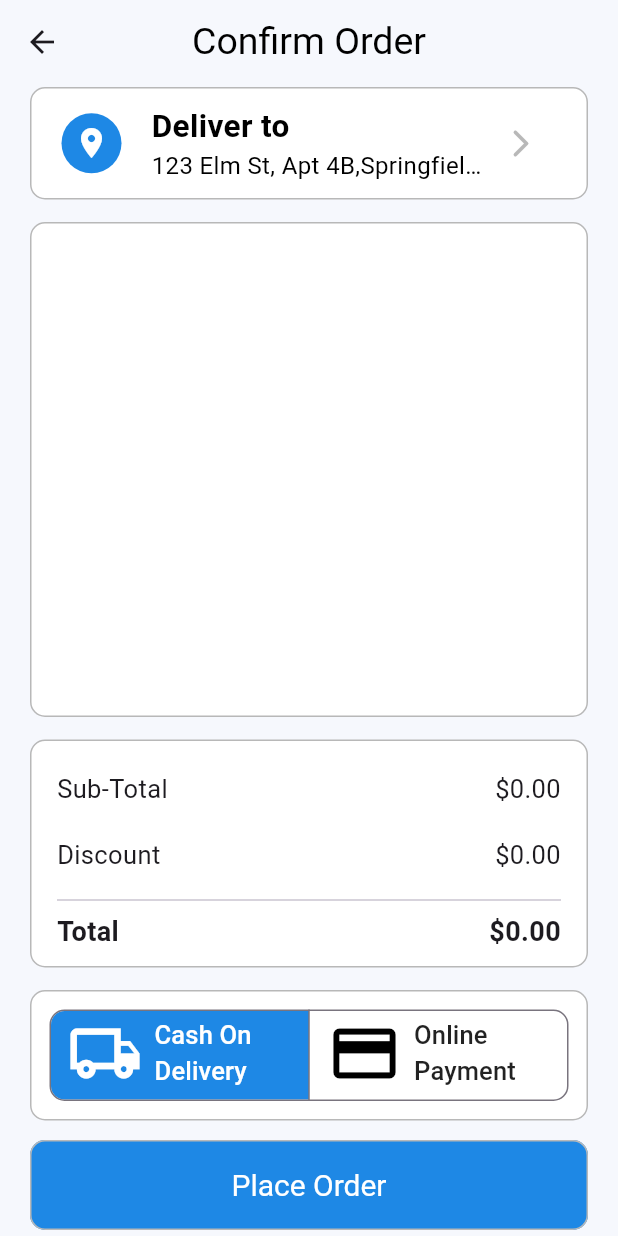
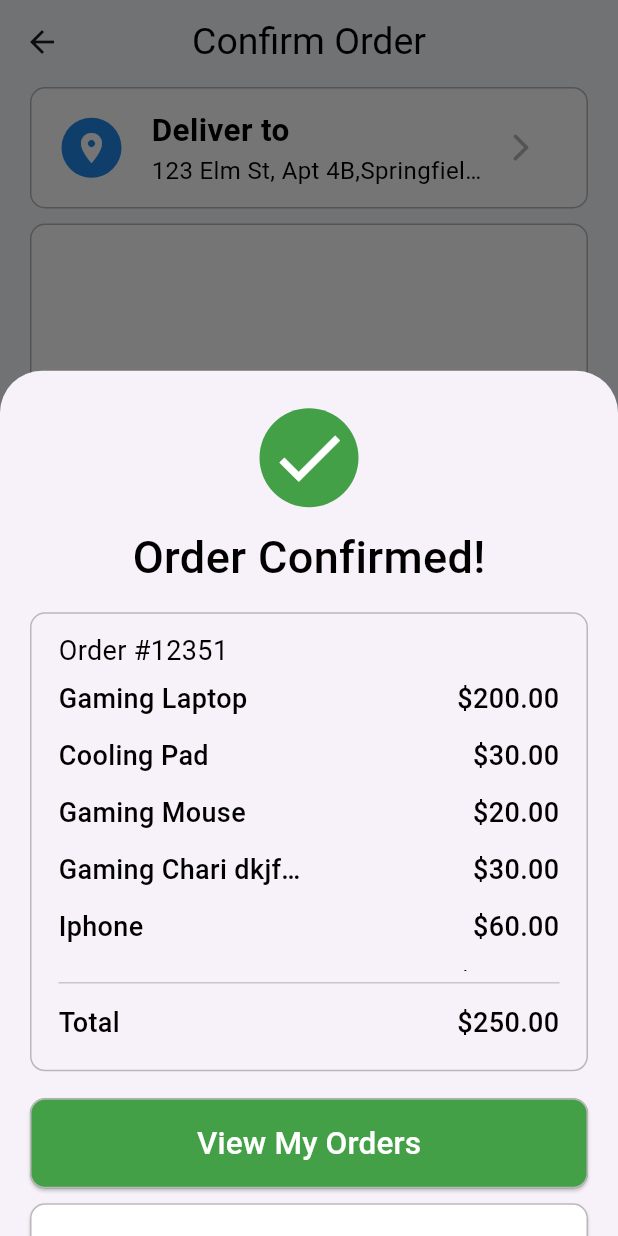
Before and after one commit to David-999-david/RetailGo_App, a Flutter app: the ConfirmOrderScreen screen opened directly, after a tap on "Place Order", on a phone screen of 412 x 824 dp. Run offline on Flutter 3.47's test engine with Material 3 defaults, Android fonts, the phone set to English and light mode, and no system bars; our stand-ins replace badges, dio, dropdown_search, logger, shared_preferences; accounts and stored records are empty; network calls fail.

Commit message:
order success show sheet

```diff
--- a/lib/data/order/remote/order_remote.dart
+++ b/lib/data/order/remote/order_remote.dart
@@ -44,18 +44,39 @@ class OrderRemote {
         },
         {
           "item_id": 16,
-          "product_name": "Cooling Pad",
+          "product_name": "Gaming Chari dkjfd dkkjflks ejrjdlkfjld",
           "quantity": 1,
           "price": 30.00,
           "sku": "CP-BLUE"
         },
         {
           "item_id": 15,
-          "product_name": "Cooling Pad",
+          "product_name": "Iphone",
           "quantity": 1,
           "price": 60.00,
           "sku": "CP-GREY"
-        }
+        },
+        {
+          "item_id": 12,
+          "product_name": "Gaming Deck",
+          "quantity": 1,
+          "price": 200.00,
+          "sku": "GL-RED-128GB"
+        },
+        {
+          "item_id": 12,
+          "product_name": "Gaming mouse",
+          "quantity": 1,
+          "price": 200.00,
+          "sku": "GL-RED-128GB"
+        },
+        {
+          "item_id": 12,
+          "product_name": "Gaming keyboard",
+          "quantity": 1,
+          "price": 200.00,
+          "sku": "GL-RED-128GB"
+        },
       ]
     },
     {
--- a/lib/presentation/confirm_order_screen/confirm_order_screen.dart
+++ b/lib/presentation/confirm_order_screen/confirm_order_screen.dart
@@ -12,7 +12,9 @@ class ConfirmOrderScreen extends StatelessWidget {
   @override
   Widget build(BuildContext context) {
     return ChangeNotifierProvider(
-      create: (context) => ConfirmOrderNotifier()..getAllcartList()..getAllAddress(),
+      create: (context) => ConfirmOrderNotifier()
+        ..getAllcartList()
+        ..getAllAddress(),
       child: Consumer<ConfirmOrderNotifier>(
         builder: (context, provider, child) {
           return Scaffold(
@@ -26,13 +28,17 @@ class ConfirmOrderScreen extends StatelessWidget {
                     children: [
                       LocationBox(),
                       SizedBox(
-                        height: 15,
+                        height: 10,
                       ),
                       CartItemsBox(),
-                      SizedBox(height: 15,),
+                      SizedBox(
+                        height: 10,
+                      ),
                       PriceBox(),
-                      SizedBox(height: 15,),
-                      PaymentChoiceBox()
+                      SizedBox(
+                        height: 10,
+                      ),
+                      PaymentChoiceBox(),
                     ],
                   ),
                 ),
--- a/lib/presentation/confirm_order_screen/notifier/confirm_order_notifier.dart
+++ b/lib/presentation/confirm_order_screen/notifier/confirm_order_notifier.dart
@@ -1,11 +1,12 @@
 import 'package:flutter/material.dart';
-import 'package:retail/common/helper/app_navigation.dart';
 import 'package:retail/data/address/model/address_model.dart';
 import 'package:retail/data/cart/model/cart_model.dart';
+import 'package:retail/data/order/model/order_model.dart';
 import 'package:retail/domain/address/usecase/address_usecase.dart';
 import 'package:retail/domain/cart/usecase/cart_usecase.dart';
 import 'package:retail/domain/enums/address_enum.dart';
 import 'package:retail/domain/enums/payment_method.dart';
+import 'package:retail/domain/order/usecase/order_usecase.dart';
 
 class ConfirmOrderNotifier extends ChangeNotifier {
   List<CartModel> _cartList = [];
@@ -60,16 +61,15 @@ class ConfirmOrderNotifier extends ChangeNotifier {
   AddressModel? get selectedAddress => _selectedAddress;
   void onSelectAddress(BuildContext context, AddressModel address) {
     _selectedAddress = address;
-    ScaffoldMessenger.of(context).showSnackBar(SnackBar(
-      content: Text(
-        'Delivery Address is choice',
-        style: TextStyle(color: Colors.black,fontSize: 17),
-      ),
-      backgroundColor: Colors.white,
-    ),snackBarAnimationStyle: AnimationStyle(
-      duration: Duration(seconds: 1)
-    )
-    );
+    ScaffoldMessenger.of(context).showSnackBar(
+        SnackBar(
+          content: Text(
+            'Delivery Address is choice',
+            style: TextStyle(color: Colors.black, fontSize: 17),
+          ),
+          backgroundColor: Colors.white,
+        ),
+        snackBarAnimationStyle: AnimationStyle(duration: Duration(seconds: 1)));
     notifyListeners();
   }
 
@@ -103,4 +103,25 @@ class ConfirmOrderNotifier extends ChangeNotifier {
     _activeOn = AddressEnum.fromSaved;
     notifyListeners();
   }
+
+  placeOrder(BuildContext context, Widget child) {
+    return showModalBottomSheet(
+      isScrollControlled: true,
+      context: context,
+      builder: (context) => child,
+    );
+  }
+
+  List<OrderModel> _orderList = [];
+  List<OrderModel> get orderList => _orderList;
+
+  void getAllOrderList() async {
+    try {
+      _orderList = await GetAllOrdersUseCase().getAllOrders();
+    }
+    catch (e) {
+      debugPrint('Error : $e');
+    }
+    notifyListeners();
+  }
 }
--- a/lib/presentation/confirm_order_screen/widget/choose_delivery_location.dart
+++ b/lib/presentation/confirm_order_screen/widget/location/choose_delivery_location.dart
@@ -2,8 +2,8 @@ import 'package:flutter/material.dart';
 import 'package:provider/provider.dart';
 import 'package:retail/domain/enums/address_enum.dart';
 import 'package:retail/presentation/confirm_order_screen/notifier/confirm_order_notifier.dart';
-import 'package:retail/presentation/confirm_order_screen/widget/add_new_address.dart';
-import 'package:retail/presentation/confirm_order_screen/widget/saved_address.dart';
+import 'package:retail/presentation/confirm_order_screen/widget/location/add_new_address.dart';
+import 'package:retail/presentation/confirm_order_screen/widget/location/saved_address.dart';
 
 class ChooseDeliveryLocation extends StatelessWidget {
   const ChooseDeliveryLocation({super.key});
@@ -39,7 +39,7 @@ class ChooseDeliveryLocation extends StatelessWidget {
                       style: ButtonStyle(
                         shape: WidgetStateProperty.all<OutlinedBorder>(
                           RoundedRectangleBorder(
-                            borderRadius: BorderRadius.circular(20)
+                            borderRadius: BorderRadius.circular(12)
                           )
                         ),
                         backgroundColor: WidgetStateProperty.resolveWith((states){
--- a/lib/presentation/confirm_order_screen/widget/location_item.dart
+++ b/lib/presentation/confirm_order_screen/widget/location/location_item.dart
@@ -41,13 +41,15 @@ class LocationItem extends StatelessWidget {
             SizedBox(
               width: 30,
             ),
-            Column(
+            Expanded(
+              child: Column(
                 crossAxisAlignment: CrossAxisAlignment.start,
                 mainAxisAlignment: MainAxisAlignment.center,
                 children: [
                   Text(
                     address.addressLine,
                     style: TextStyle(
+                      overflow: TextOverflow.ellipsis,
                         fontSize: 19,
                         fontWeight: FontWeight.w600,
                         color: isSelected ? Colors.white : Colors.black),
@@ -58,6 +60,7 @@ class LocationItem extends StatelessWidget {
                   Text(
                     '${address.city},${address.state},${address.country}',
                     style: TextStyle(
+                      overflow: TextOverflow.ellipsis,
                         fontSize: 17,
                         fontWeight: FontWeight.w500,
                         color: isSelected ? Colors.white : Colors.black),
@@ -73,6 +76,7 @@ class LocationItem extends StatelessWidget {
                         color: isSelected ? Colors.white : Colors.black),
                   )
                 ],
+              ),
             )
           ],
         ),
--- a/lib/presentation/confirm_order_screen/widget/saved_address.dart
+++ b/lib/presentation/confirm_order_screen/widget/location/saved_address.dart
@@ -1,7 +1,7 @@
 import 'package:flutter/material.dart';
 import 'package:provider/provider.dart';
 import 'package:retail/presentation/confirm_order_screen/notifier/confirm_order_notifier.dart';
-import 'package:retail/presentation/confirm_order_screen/widget/location_item.dart';
+import 'package:retail/presentation/confirm_order_screen/widget/location/location_item.dart';
 
 class SavedAddress extends StatelessWidget {
   const SavedAddress({super.key});
--- a/lib/presentation/confirm_order_screen/widget/location_box.dart
+++ b/lib/presentation/confirm_order_screen/widget/location_box.dart
@@ -2,7 +2,7 @@ import 'package:flutter/material.dart';
 import 'package:provider/provider.dart';
 import 'package:retail/common/helper/app_navigation.dart';
 import 'package:retail/presentation/confirm_order_screen/notifier/confirm_order_notifier.dart';
-import 'package:retail/presentation/confirm_order_screen/widget/choose_delivery_location.dart';
+import 'package:retail/presentation/confirm_order_screen/widget/location/choose_delivery_location.dart';
 
 class LocationBox extends StatelessWidget {
   const LocationBox({super.key});
@@ -14,7 +14,7 @@ class LocationBox extends StatelessWidget {
     final list = provider.addressList;
     return Container(
       width: double.infinity,
-      padding: EdgeInsets.symmetric(horizontal: 20, vertical: 10),
+      padding: EdgeInsets.symmetric(horizontal: 20, vertical: 13),
       decoration: BoxDecoration(
           color: Colors.white,
           border: Border.all(color: Color.fromARGB(255, 184, 184, 184)),
--- a/lib/presentation/confirm_order_screen/widget/payment_choice_box.dart
+++ b/lib/presentation/confirm_order_screen/widget/payment_choice_box.dart
@@ -2,6 +2,7 @@ import 'package:flutter/material.dart';
 import 'package:provider/provider.dart';
 import 'package:retail/domain/enums/payment_method.dart';
 import 'package:retail/presentation/confirm_order_screen/notifier/confirm_order_notifier.dart';
+import 'package:retail/presentation/confirm_order_screen/widget/place_order/order_success_sheet.dart';
 
 class PaymentChoiceBox extends StatelessWidget {
   const PaymentChoiceBox({super.key});
@@ -16,7 +17,7 @@ class PaymentChoiceBox extends StatelessWidget {
       children: [
         Container(
           width: double.infinity,
-          height: 87,
+          height: 80,
           decoration: BoxDecoration(
               color: Colors.white,
               border: Border.all(color: Color.fromARGB(255, 184, 184, 184)),
@@ -35,22 +36,24 @@ class PaymentChoiceBox extends StatelessWidget {
                     value: PaymentMethod.cashOnDelivery,
                     label: Text(
                       'Cash On Delivery',
-                      style: TextStyle(fontSize: 17),
+                      style: TextStyle(fontSize: 15),
+                      textAlign: TextAlign.center,
                     ),
                     icon: Icon(
                       Icons.local_shipping_outlined,
-                      size: 50,
+                      size: 40,
                       color: onSelectedOnline ? Colors.black : Colors.white,
                     )),
                 ButtonSegment(
                     value: PaymentMethod.onlinePayment,
                     label: Text(
                       'Online Payment',
-                      style: TextStyle(fontSize: 17),
+                      textAlign: TextAlign.center,
+                      style: TextStyle(fontSize: 15),
                     ),
                     icon: Icon(
                       Icons.credit_card,
-                      size: 50,
+                      size: 40,
                       color: onSelectedOnline ? Colors.white : Colors.black,
                     ))
               ],
@@ -77,12 +80,19 @@ class PaymentChoiceBox extends StatelessWidget {
           ),
         ),
         SizedBox(
-          height: 13,
+          height: 10,
         ),
         ElevatedButton(
             onPressed: () {
               if (onSelectedOnline) {
-              } else {}
+              } else {
+                provider.placeOrder(
+                    context,
+                    ChangeNotifierProvider.value(
+                      value: provider,
+                      child: OrderSuccessScreen(),
+                    ));
+              }
             },
             style: ElevatedButton.styleFrom(
                 fixedSize: Size(380, 60),
--- /dev/null
+++ b/lib/presentation/confirm_order_screen/widget/place_order/order_item_box.dart
@@ -0,0 +1,40 @@
+import 'package:flutter/material.dart';
+import 'package:provider/provider.dart';
+import 'package:retail/presentation/confirm_order_screen/notifier/confirm_order_notifier.dart';
+import 'package:retail/presentation/confirm_order_screen/widget/place_order/order_item_table.dart';
+
+class OrderItemBox extends StatelessWidget {
+  const OrderItemBox({super.key});
+
+  @override
+  Widget build(BuildContext context) {
+    final orderNoti = context.watch<ConfirmOrderNotifier>()..getAllOrderList();
+    if (orderNoti.orderList.isEmpty) {
+      return Center(
+        child: CircularProgressIndicator(),
+      );
+    } else {
+      final order = orderNoti.orderList.first;
+      return Container(
+        width: double.infinity,
+        padding: EdgeInsets.symmetric(horizontal: 18, vertical: 12),
+        decoration: BoxDecoration(
+            border: Border.all(color: Color.fromARGB(255, 184, 184, 184)),
+            borderRadius: BorderRadius.circular(10)),
+        child: Column(
+          crossAxisAlignment: CrossAxisAlignment.start,
+          children: [
+            Text(
+              'Order #${order.orderId.toString()}',
+              style: TextStyle(fontSize: 18, color: Colors.black),
+            ),
+            OrderItemTable(
+              orderItemList: order.items,
+              totalPrice: order.totalPrice,
+            ),
+          ],
+        ),
+      );
+    }
+  }
+}
--- /dev/null
+++ b/lib/presentation/confirm_order_screen/widget/place_order/order_item_table.dart
@@ -0,0 +1,82 @@
+import 'package:flutter/material.dart';
+import 'package:retail/data/order/model/order_model.dart';
+
+class OrderItemTable extends StatelessWidget {
+  const OrderItemTable(
+      {super.key, required this.orderItemList, required this.totalPrice});
+
+  final List<OrderItemModel> orderItemList;
+  final double totalPrice;
+
+  @override
+  Widget build(BuildContext context) {
+    return Column(
+      children: [
+        SizedBox(
+          width: double.infinity,
+          height: 200,
+          child: SingleChildScrollView(
+            child: Column(
+              children: [_orderTable(context, orderItemList),
+              ],
+            ),
+          ),
+        ),
+        Divider(),
+        _price(context, totalPrice)
+      ],
+    );
+  }
+}
+
+Table _orderTable(BuildContext context, List<OrderItemModel> itemList) {
+  return Table(
+    columnWidths: {0: FlexColumnWidth(1), 1: FlexColumnWidth(1)},
+    children: itemList.map((item) => _itemRow(context, item)).toList(),
+  );
+}
+
+TableRow _itemRow(BuildContext context, OrderItemModel item) {
+  return TableRow(children: [
+    Padding(
+      padding: const EdgeInsets.symmetric(vertical: 6),
+      child: Text(item.productName,
+          overflow: TextOverflow.ellipsis,
+          maxLines: 1,
+          style: TextStyle(
+              fontSize: 18, color: Colors.black, fontWeight: FontWeight.w500)),
+    ),
+    Padding(
+      padding: const EdgeInsets.symmetric(vertical: 6),
+      child: Text('\$${item.price.toStringAsFixed(2)}',
+          textAlign: TextAlign.right,
+          style: TextStyle(
+              fontSize: 18, color: Colors.black, fontWeight: FontWeight.w500)),
+    )
+  ]);
+}
+
+Table _price(BuildContext context, double totalPrice) {
+  return Table(
+    columnWidths: {0: FlexColumnWidth(1), 1: FlexColumnWidth(1)},
+    children: [_priceRow(context, 'Total', totalPrice)],
+  );
+}
+
+TableRow _priceRow(BuildContext context, String label, double value) {
+  return TableRow(children: [
+    Padding(
+      padding: const EdgeInsets.symmetric(vertical: 6),
+      child: Text(label,
+          style: TextStyle(
+              fontSize: 18, color: Colors.black, fontWeight: FontWeight.w500)),
+    ),
+    Padding(
+      padding: const EdgeInsets.symmetric(vertical: 6),
+      child: Text('\$${value.toStringAsFixed(2)}',
+          textAlign: TextAlign.right,
+          style: TextStyle(
+              fontSize: 18, color: Colors.black, fontWeight: FontWeight.w500)),
+    )
+  ]);
+}
--- /dev/null
+++ b/lib/presentation/confirm_order_screen/widget/place_order/order_success_sheet.dart
@@ -0,0 +1,78 @@
+import 'package:flutter/material.dart';
+import 'package:provider/provider.dart';
+import 'package:retail/presentation/confirm_order_screen/notifier/confirm_order_notifier.dart';
+import 'package:retail/presentation/confirm_order_screen/widget/place_order/order_item_box.dart';
+
+class OrderSuccessScreen extends StatelessWidget {
+  const OrderSuccessScreen({super.key});
+
+  @override
+  Widget build(BuildContext context) {
+    final provider = context.watch<ConfirmOrderNotifier>();
+
+    return Container(
+      width: double.infinity,
+      height: MediaQuery.of(context).size.height * 0.7,
+      padding: EdgeInsets.only(left: 20, right: 20, top: 25),
+      decoration: BoxDecoration(borderRadius: BorderRadius.circular(12)),
+      child: Column(
+        crossAxisAlignment: CrossAxisAlignment.center,
+        children: [
+          CircleAvatar(
+            radius: 33,
+            backgroundColor: Colors.green.shade600,
+            foregroundColor: Colors.white,
+            child: Icon(
+              Icons.check_sharp,
+              size: 55,
+            ),
+          ),
+          SizedBox(
+            height: 12,
+          ),
+          Text(
+            'Order Confirmed!',
+            style: TextStyle(
+                fontSize: 30, color: Colors.black, fontWeight: FontWeight.w500),
+          ),
+          SizedBox(
+            height: 15,
+          ),
+          OrderItemBox(),
+          SizedBox(
+            height: 18,
+          ),
+          ElevatedButton(
+              style: ElevatedButton.styleFrom(
+                  fixedSize: Size(380, 60),
+                  backgroundColor: Colors.green.shade600,
+                  foregroundColor: Colors.white,
+                  side: BorderSide(color: Color.fromARGB(255, 184, 184, 184)),
+                  shape: RoundedRectangleBorder(
+                      borderRadius: BorderRadius.circular(10))),
+              onPressed: () {},
+              child: Text(
+                'View My Orders',
+                style: TextStyle(fontSize: 21),
+              )),
+          SizedBox(
+            height: 10,
+          ),
+          ElevatedButton(
+              onPressed: () {},
+              style: ElevatedButton.styleFrom(
+                  backgroundColor: Colors.white,
+                  foregroundColor: Colors.green.shade600,
+                  fixedSize: Size(380, 60),
+                  side: BorderSide(color: Color.fromARGB(255, 184, 184, 184)),
+                  shape: RoundedRectangleBorder(
+                      borderRadius: BorderRadius.circular(10))),
+              child: Text(
+                'Continute Shopping',
+                style: TextStyle(fontSize: 21),
+              ))
+        ],
+      ),
+    );
+  }
+}
```
Also changed, not shown: lib/presentation/confirm_order_screen/widget/location/add_new_address.dart (renamed from lib/presentation/confirm_order_screen/widget/add_new_address.dart). Lines whose indentation alone changed are shown as unchanged.
